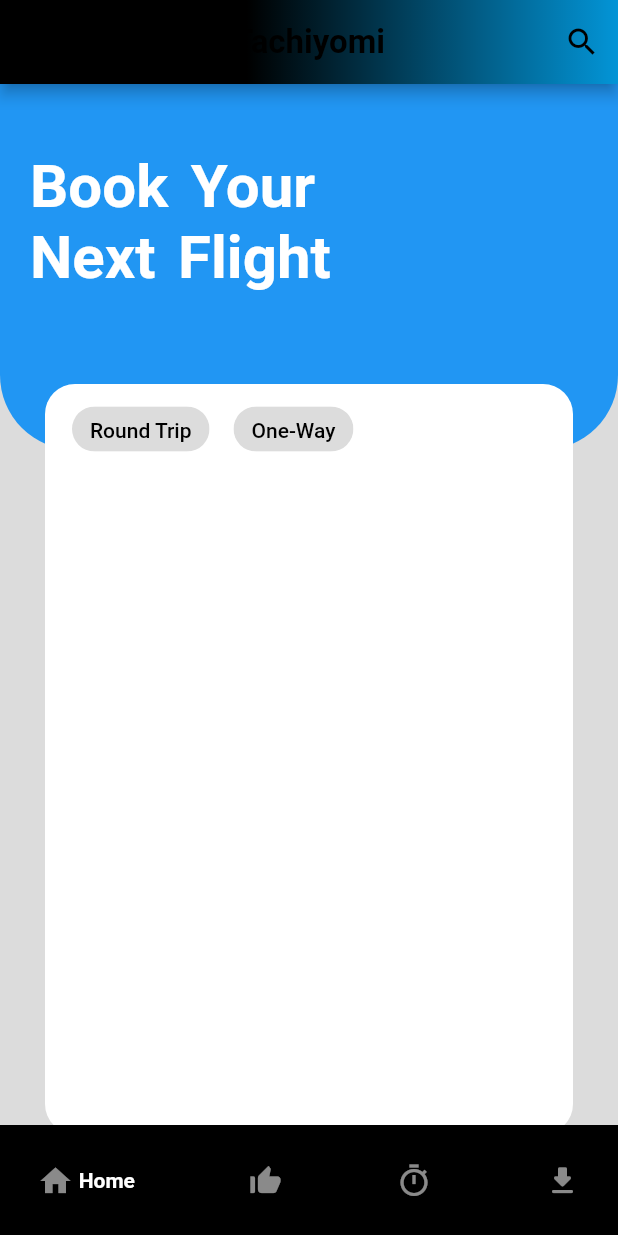
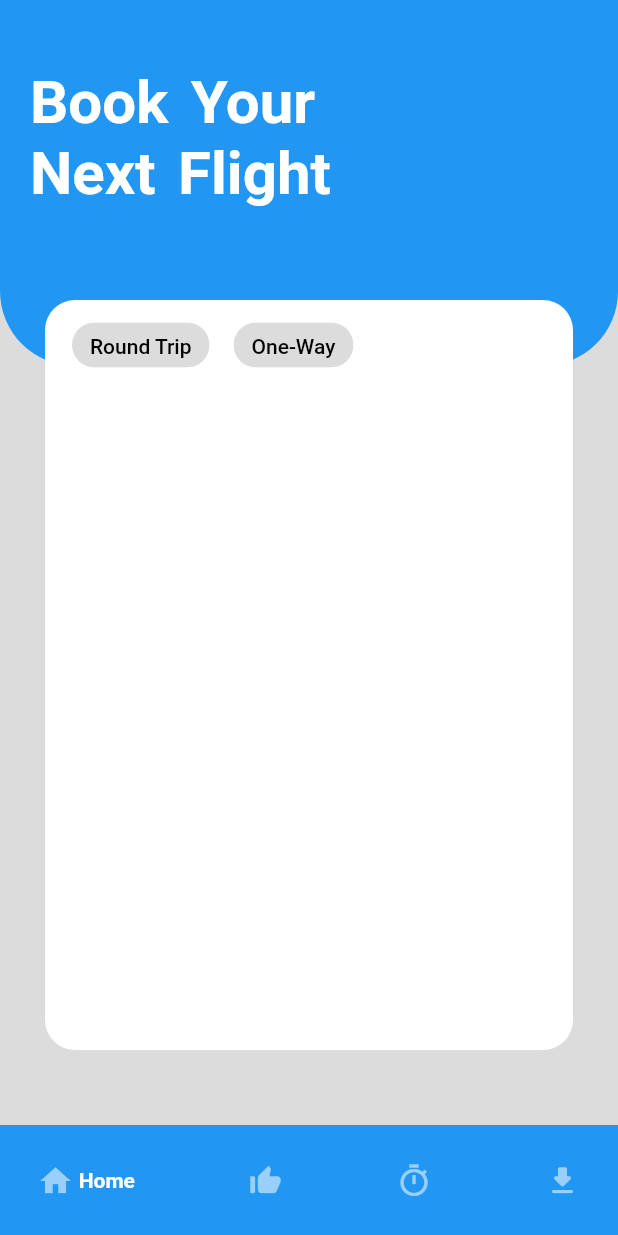
Before and after one commit to BaricuatroAngelo/ipt_airline, a Flutter app: the BlankPage screen opened directly, on a phone screen of 412 x 824 dp. Run offline on Flutter 3.47's test engine with Material 2 defaults, Android fonts, the phone set to English and light mode, and no system bars; drawn by our look-alikes of google_nav_bar; Roboto replaces fonts that are missing (Times New Roman).

Commit message:
worked out navbar

```diff
--- a/airline_reservation_app/lib/NavBars/HomePageNavBar.dart
+++ b/airline_reservation_app/lib/NavBars/HomePageNavBar.dart
@@ -2,7 +2,6 @@ import 'package:airline_reservation_app/homepage.dart';
 import 'package:airline_reservation_app/loginpage.dart';
 import 'package:flutter/material.dart';
 import 'package:google_nav_bar/google_nav_bar.dart';
-
 
 // ignore_for_file: prefer_const_literals_to_create_immutables
 // ignore_for_file: prefer_const_constructors
@@ -15,11 +14,9 @@ class BlankPage extends StatefulWidget {
 }
 
 class _BlankPageState extends State<BlankPage> {
-
-
   int currentIndex = 0;
 
-  static final List <Widget> screens = [
+  static final List<Widget> screens = [
     HomePage(),
   ];
 
@@ -29,142 +26,156 @@ class _BlankPageState extends State<BlankPage> {
     });
   }
 
-
   @override
   Widget build(BuildContext context) {
     return Scaffold(
       body: screens.elementAt(currentIndex),
       bottomNavigationBar: GNav(
         onTabChange: _navigateBottomBar,
-        backgroundColor: Colors.black,
+        backgroundColor: Colors.blue,
         // rippleColor: Colors.blueAccent,
-        tabBackgroundGradient: LinearGradient(
-            colors: [Colors.black, Colors.blueAccent,], stops: [0.5,1.1]),
+        tabBackgroundGradient: LinearGradient(colors: [
+          Colors.blue,
+          Colors.green,
+        ], stops: [
+          0.5,
+          1.1
+        ]),
         tabs: [
-          GButton(icon: Icons.home_sharp,
+          GButton(
+            icon: Icons.home_sharp,
             text: ' Home',
             textColor: Colors.white,
             iconColor: Colors.white54,
             iconActiveColor: Colors.white54,
           ),
-          GButton(icon: Icons.thumb_up_alt,
+          GButton(
+            icon: Icons.thumb_up_alt,
             text: ' Favorites',
             textColor: Colors.white,
             iconColor: Colors.white54,
             iconActiveColor: Colors.white54,
           ),
-          GButton(icon: Icons.timer_sharp,
+          GButton(
+            icon: Icons.timer_sharp,
             text: ' Recent',
             textColor: Colors.white,
             iconColor: Colors.white54,
             iconActiveColor: Colors.white54,
           ),
-          GButton(icon: Icons.download_rounded,
+          GButton(
+            icon: Icons.download_rounded,
             text: ' Downloads',
             textColor: Colors.white,
             iconColor: Colors.white54,
             iconActiveColor: Colors.white54,
           ),
         ],
-      ),
-      appBar: AppBar(
-        flexibleSpace: Container(
-          decoration: BoxDecoration(
-              gradient: LinearGradient(
-                colors: [Colors.black, Colors.black12,], stops: [0.4,1.0],
-              )
-          ),
-        ),
-        automaticallyImplyLeading: false,
-        // backgroundColor: Colors.black,
-        title: const Text('Tachiyomi',
-          style: TextStyle(fontSize: 22, fontWeight: FontWeight.bold, fontFamily: 'Times New Roman'),
-        ),
-        centerTitle: true,
-        actions: <Widget>[
-          IconButton(
-              icon: const Icon(Icons.search_outlined),
-              onPressed: () {
-                showSearch(context: context, delegate: SearchBehavior());
-              }
-          ),
-        ],
-        leading: IconButton(
-            icon: const Icon(Icons.arrow_back_ios),
-            onPressed: () {
-              Navigator.pop(context,
-                MaterialPageRoute(builder: (context) => LoginScreen()),
-              );
-            }
-        ),
-      ),
-    );
+      ));
   }
 }
-
-class SearchBehavior extends SearchDelegate{
-  List<String> searchResults = [
-    'Kimetsu no Yaiba',
-    'Attack on Titan',
-    'Blue Lock',
-    'Naruto',
-    'Bleach',
-  ];
-
-  @override
-  Widget? buildLeading(BuildContext context) => IconButton(onPressed: () => close(context,null),
-      icon: const Icon(Icons.arrow_back_ios)
-  );
-
-
-  @override
-  List<Widget>? buildActions(BuildContext context) =>[
-    IconButton(
-      icon: Icon(Icons.clear),
-      onPressed: (){
-        if(query.isEmpty){
-          close(context,null);
-        } else {
-          query='';
-        }
-      },
-    )
-  ];
-
-  @override
-  Widget buildResults(BuildContext context) => Center(
-    child: Text(
-      query,
-      style: TextStyle(
-        fontWeight: FontWeight.bold,
-        fontSize: 15,
-      ),
-    ),
-  );
-
-  @override
-  Widget buildSuggestions(BuildContext context) {
-    List<String> suggestions = searchResults.where((searchResults){
-      final result = searchResults.toLowerCase();
-      final input = query.toLowerCase();
-
-      return result.contains(input);
-    }).toList();
-
-    return ListView.builder(
-        itemCount: suggestions.length,
-        itemBuilder: (context,index){
-          final suggestion = suggestions[index];
-
-          return ListTile(
-            title: Text(suggestion),
-            onTap: (){
-              query = suggestion;
-
-              showResults(context);
-            },
-          );
-        }
-    );
-  }
-}
+//       appBar: AppBar(
+//         flexibleSpace: Container(
+//           decoration: BoxDecoration(
+//               gradient: LinearGradient(
+//             colors: [
+//               Colors.black,
+//               Colors.black12,
+//             ],
+//             stops: [0.4, 1.0],
+//           )),
+//         ),
+//         automaticallyImplyLeading: false,
+//         // backgroundColor: Colors.black,
+//         title: const Text(
+//           'Tachiyomi',
+//           style: TextStyle(
+//               fontSize: 22,
+//               fontWeight: FontWeight.bold,
+//               fontFamily: 'Times New Roman'),
+//         ),
+//         centerTitle: true,
+//         actions: <Widget>[
+//           IconButton(
+//               icon: const Icon(Icons.search_outlined),
+//               onPressed: () {
+//                 showSearch(context: context, delegate: SearchBehavior());
+//               }),
+//         ],
+//         leading: IconButton(
+//             icon: const Icon(Icons.arrow_back_ios),
+//             onPressed: () {
+//               Navigator.pop(
+//                 context,
+//                 MaterialPageRoute(builder: (context) => LoginScreen()),
+//               );
+//             }),
+//       ),
+//     );
+//   }
+// }
+//
+// class SearchBehavior extends SearchDelegate {
+//   List<String> searchResults = [
+//     'Kimetsu no Yaiba',
+//     'Attack on Titan',
+//     'Blue Lock',
+//     'Naruto',
+//     'Bleach',
+//   ];
+//
+//   @override
+//   Widget? buildLeading(BuildContext context) => IconButton(
+//       onPressed: () => close(context, null),
+//       icon: const Icon(Icons.arrow_back_ios));
+//
+//   @override
+//   List<Widget>? buildActions(BuildContext context) => [
+//         IconButton(
+//           icon: Icon(Icons.clear),
+//           onPressed: () {
+//             if (query.isEmpty) {
+//               close(context, null);
+//             } else {
+//               query = '';
+//             }
+//           },
+//         )
+//       ];
+//
+//   @override
+//   Widget buildResults(BuildContext context) => Center(
+//         child: Text(
+//           query,
+//           style: TextStyle(
+//             fontWeight: FontWeight.bold,
+//             fontSize: 15,
+//           ),
+//         ),
+//       );
+//
+//   @override
+//   Widget buildSuggestions(BuildContext context) {
+//     List<String> suggestions = searchResults.where((searchResults) {
+//       final result = searchResults.toLowerCase();
+//       final input = query.toLowerCase();
+//
+//       return result.contains(input);
+//     }).toList();
+//
+//     return ListView.builder(
+//         itemCount: suggestions.length,
+//         itemBuilder: (context, index) {
+//           final suggestion = suggestions[index];
+//
+//           return ListTile(
+//             title: Text(suggestion),
+//             onTap: () {
+//               query = suggestion;
+//
+//               showResults(context);
+//             },
+//           );
+//         });
+//   }
+// }
```
Also changed, not shown: airline_reservation_app/lib/loginpage.dart (+5 -2 lines).
